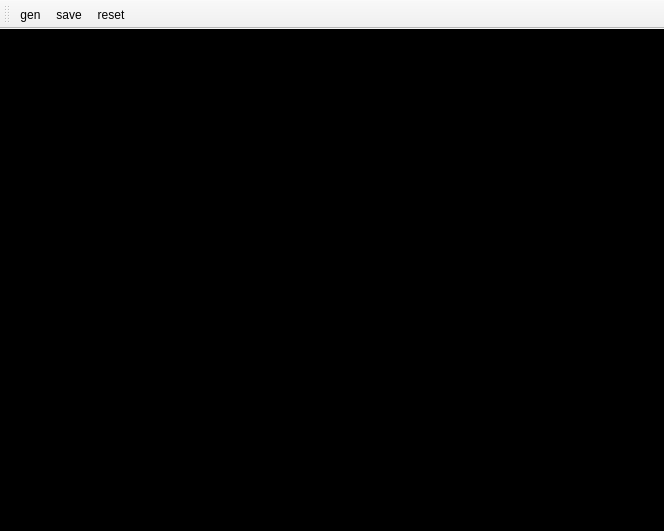
silvansky/DevArtGen, file mainwindow.ui: the form before one commit.
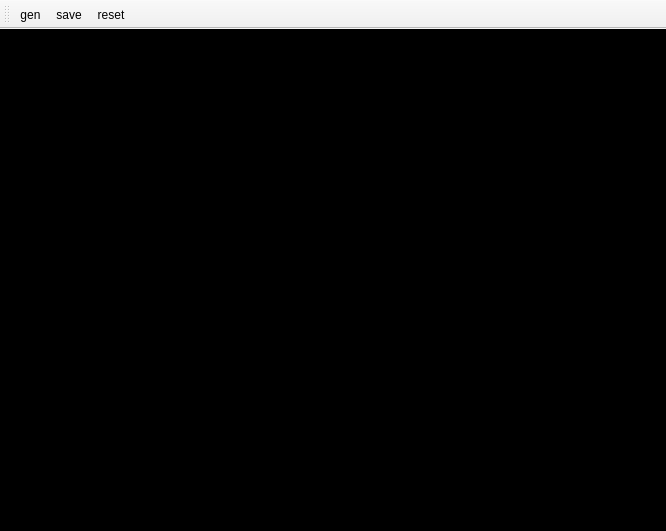
The form after the commit.

Commit message:
Centering resulting image
And some color improvements

```diff
--- a/mainwindow.ui
+++ b/mainwindow.ui
@@ -6,8 +6,8 @@
    <rect>
     <x>0</x>
     <y>0</y>
-    <width>664</width>
-    <height>529</height>
+    <width>666</width>
+    <height>531</height>
    </rect>
   </property>
   <property name="sizePolicy">
@@ -26,6 +26,40 @@
 }</string>
    </property>
    <layout class="QVBoxLayout" name="verticalLayout">
+    <property name="spacing">
+     <number>0</number>
+    </property>
+    <item>
+     <spacer name="verticalSpacer">
+      <property name="orientation">
+       <enum>Qt::Vertical</enum>
+      </property>
+      <property name="sizeHint" stdset="0">
+       <size>
+        <width>0</width>
+        <height>0</height>
+       </size>
+      </property>
+     </spacer>
+    </item>
+    <item>
+     <layout class="QHBoxLayout" name="horizontalLayout">
+      <property name="spacing">
+       <number>0</number>
+      </property>
+      <item>
+       <spacer name="horizontalSpacer">
+        <property name="orientation">
+         <enum>Qt::Horizontal</enum>
+        </property>
+        <property name="sizeHint" stdset="0">
+         <size>
+          <width>0</width>
+          <height>0</height>
+         </size>
+        </property>
+       </spacer>
+      </item>
     <item>
      <widget class="QLabel" name="result">
       <property name="sizePolicy">
@@ -52,7 +86,38 @@
       <property name="text">
        <string/>
       </property>
-     </widget>
+        <property name="alignment">
+         <set>Qt::AlignCenter</set>
+        </property>
+       </widget>
+      </item>
+      <item>
+       <spacer name="horizontalSpacer_2">
+        <property name="orientation">
+         <enum>Qt::Horizontal</enum>
+        </property>
+        <property name="sizeHint" stdset="0">
+         <size>
+          <width>0</width>
+          <height>0</height>
+         </size>
+        </property>
+       </spacer>
+      </item>
+     </layout>
+    </item>
+    <item>
+     <spacer name="verticalSpacer_2">
+      <property name="orientation">
+       <enum>Qt::Vertical</enum>
+      </property>
+      <property name="sizeHint" stdset="0">
+       <size>
+        <width>0</width>
+        <height>0</height>
+       </size>
+      </property>
+     </spacer>
     </item>
    </layout>
   </widget>
```
Lines whose indentation alone changed are shown as unchanged. The commit also changes 1 other file.
